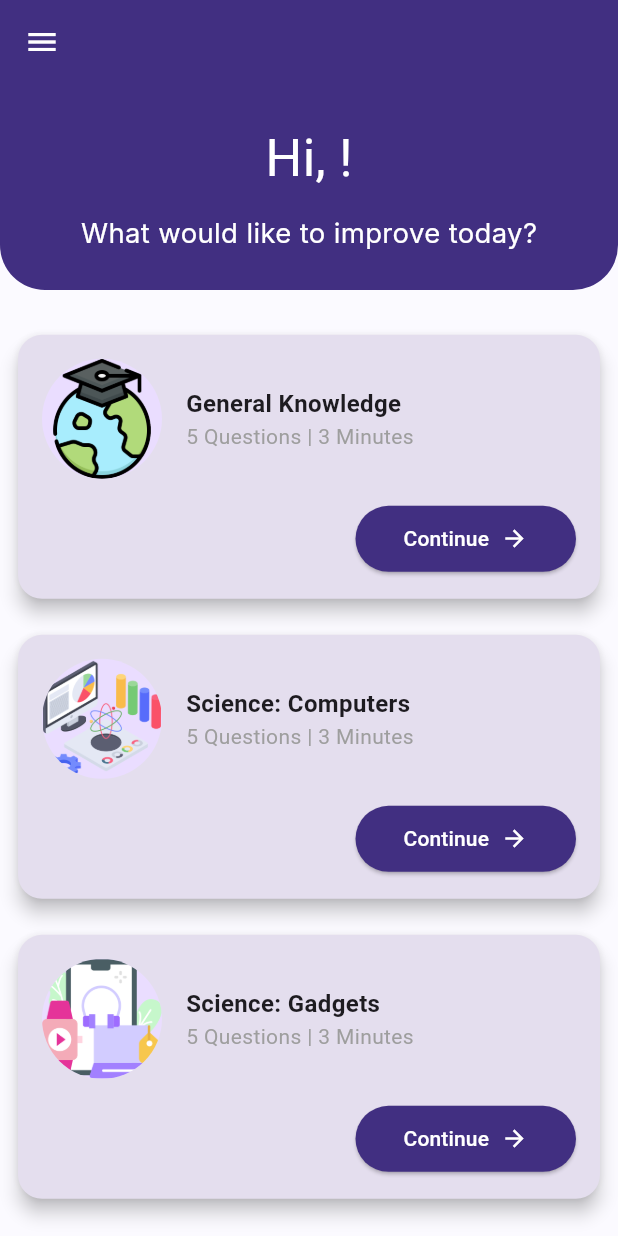
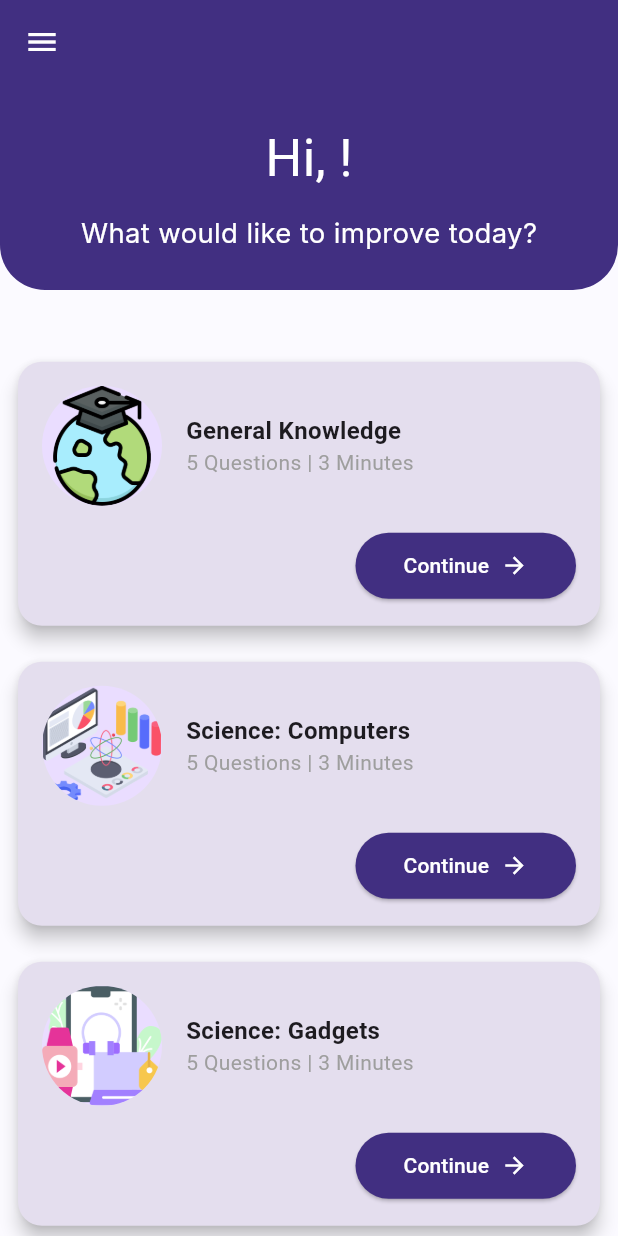
Before and after one commit to hanisazman/quizes, a Flutter app: the MainPage screen opened by its route, on a phone screen of 412 x 824 dp. Run offline on Flutter 3.47's test engine with Material 3 defaults, Android fonts, the phone set to English and light mode, and no system bars; our stand-ins replace auto_route, dio, flutter_remix, flutter_riverpod, flutter_screenutil, freezed_annotation and 8 more; accounts and stored records are empty; Roboto replaces fonts that are missing (Bayon); project files that could hold a hidden picture were left out.

Commit message:
fixed bugs

```diff
--- a/lib/ui/component/custom_textfield.dart
+++ b/lib/ui/component/custom_textfield.dart
@@ -14,6 +14,7 @@ class CustomTextFieldWidget extends StatelessWidget {
     this.suffixIcon,
     this.isObscureText = false,
     this.errorText,
+    this.textInputAction,
   });
 
   final FocusNode? focusNode;
@@ -22,6 +23,7 @@ class CustomTextFieldWidget extends StatelessWidget {
   final Widget? prefixIcon, suffixIcon;
   final bool? isObscureText;
   final String? errorText;
+  final TextInputAction? textInputAction;
 
   @override
   Widget build(BuildContext context) {
@@ -36,6 +38,7 @@ class CustomTextFieldWidget extends StatelessWidget {
             keyboardType: TextInputType.visiblePassword,
             obscureText: isObscureText!,
             obscuringCharacter: '*',
+          textInputAction: textInputAction,
             style: GoogleFonts.inter(
               fontWeight: FontWeight.w500,
               fontSize: 18.sp,
--- a/lib/ui/pages/main/main_page.dart
+++ b/lib/ui/pages/main/main_page.dart
@@ -66,8 +66,7 @@ class _MainPageState extends ConsumerState<MainPage> {
                   ),
                   appBar: AppBar(
                     backgroundColor: AppColors.primaryColor,
-                    elevation:
-                        0,
+                    elevation: 0,
                     leading: Builder(
                       builder: (context) {
                         return IconButton(
@@ -90,8 +89,7 @@ class _MainPageState extends ConsumerState<MainPage> {
                           ),
                         ),
                       ),
-                      SingleChildScrollView(
-                        child: Column(children: [
+                      Column(children: [
                         SizedBox(
                           height: MediaQuery.of(context).size.height / 6,
                           width: MediaQuery.of(context).size.width,
@@ -100,37 +98,40 @@ class _MainPageState extends ConsumerState<MainPage> {
                             children: [
                               Text('Hi, ${name.toUpperCase()}!',
                                   style: GoogleFonts.bayon(
-                                        color: AppColors.white,
-                                        fontSize: 30.sp)),
+                                      color: AppColors.white, fontSize: 30.sp)),
                               10.verticalSpace,
                               Text('What would like to improve today?',
                                   style: GoogleFonts.inter(
-                                        color: AppColors.white,
-                                        fontSize: 16.sp))
+                                      color: AppColors.white, fontSize: 16.sp))
                             ],
                           ),
                         ),
                         15.verticalSpace,
-                          ListView.builder(
-                            scrollDirection: Axis.vertical,
-                            itemCount: categories.length,
-                            shrinkWrap: true,
-                            itemBuilder: (context, index) {
-                              final category = categories[index];
-                              return TopicCard(
+                        Expanded(
+                          child: SingleChildScrollView(
+                            child: Column(
+                              children: [
+                                15.verticalSpace,
+                                // Create a list of TopicCard widgets
+                                ...categories
+                                    .map((category) => TopicCard(
                                           title: category.name,
                                           subtitle: "5 Questions | 3 Minutes",
                                           buttonText: 'Continue',
                                           imagePath: category.image,
                                           onPressed: () {
-                                  quizNotifier.setSelectedCategory(category);
-                                  quizNotifier.selectShowQuestion(true);
+                                            quizNotifier
+                                                .setSelectedCategory(category);
+                                            quizNotifier
+                                                .selectShowQuestion(true);
                                           },
-                              );
-                            },
+                                        ))
+                                    .toList(),
+                              ],
                             ),
-                        ]),
-                      )
+                          ),
+                        ),
+                      ])
                     ],
                   ),
                 );
```
Also changed, not shown: lib/riverpod/auth/auth_notifier.dart (+16 -19 lines), lib/ui/component/error_alert_dialog.dart (added, +34 -0 lines), lib/ui/pages/auth/login_page.dart (+44 -44 lines), lib/ui/pages/auth/signup_page.dart (+12 -10 lines). Lines whose indentation alone changed are shown as unchanged.
